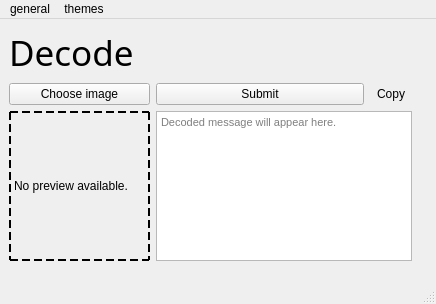
Before: the Qt Designer form image_secrets/gui/static/qt_designer/main.ui in lgtm-migrator/imagesecrets, drawn with Qt 5.
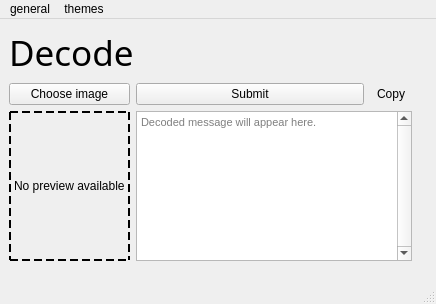
After: the same form once the commit is applied. The open tabs and pages were chosen to show the change. Icons and pictures are not drawn.

```diff
--- a/image_secrets/gui/static/qt_designer/main.ui
+++ b/image_secrets/gui/static/qt_designer/main.ui
@@ -246,6 +246,12 @@
       </item>
       <item row="2" column="0">
        <widget class="QLabel" name="decode_pixmap_lbl">
+        <property name="sizePolicy">
+         <sizepolicy hsizetype="Fixed" vsizetype="Minimum">
+          <horstretch>0</horstretch>
+          <verstretch>0</verstretch>
+         </sizepolicy>
+        </property>
         <property name="font">
          <font>
           <family>Nirmala UI</family>
@@ -256,7 +262,7 @@
          <string notr="true">border: 2px dashed</string>
         </property>
         <property name="text">
-         <string>No preview available.</string>
+         <string>No preview available</string>
         </property>
         <property name="scaledContents">
          <bool>true</bool>
@@ -270,6 +276,12 @@
           <pointsize>8</pointsize>
          </font>
         </property>
+        <property name="verticalScrollBarPolicy">
+         <enum>Qt::ScrollBarAlwaysOn</enum>
+        </property>
+        <property name="horizontalScrollBarPolicy">
+         <enum>Qt::ScrollBarAlwaysOff</enum>
+        </property>
         <property name="placeholderText">
          <string>Decoded message will appear here.</string>
         </property>
```
Left out of the diff: 11 changed lines with no effect on the pictures.
